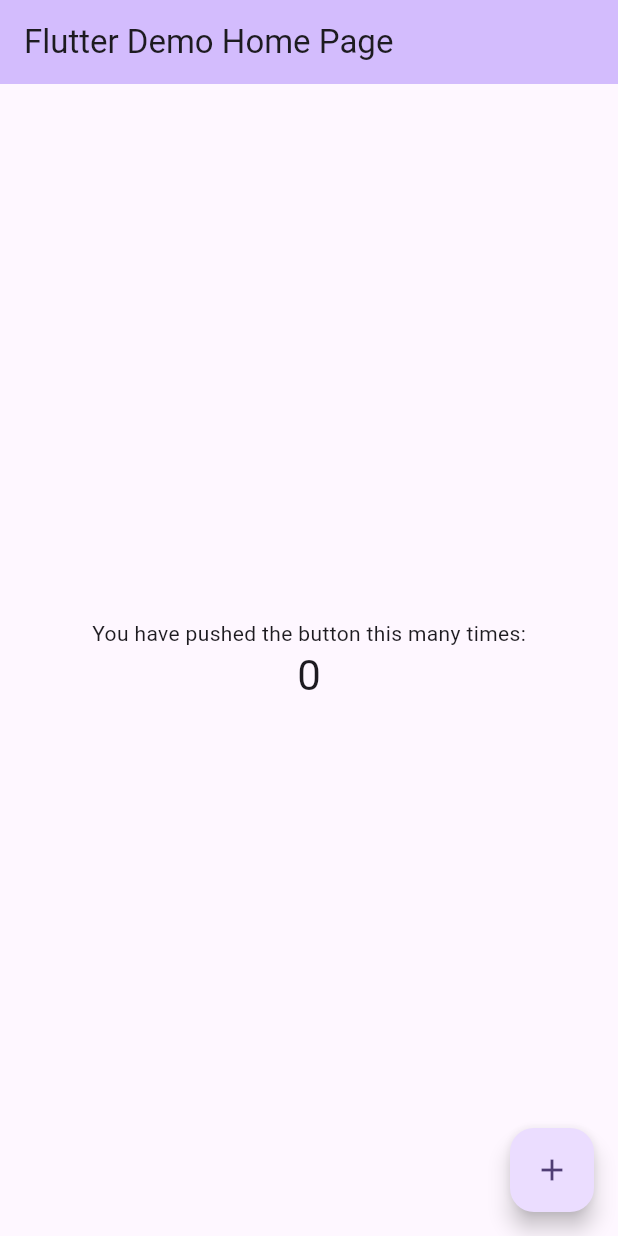
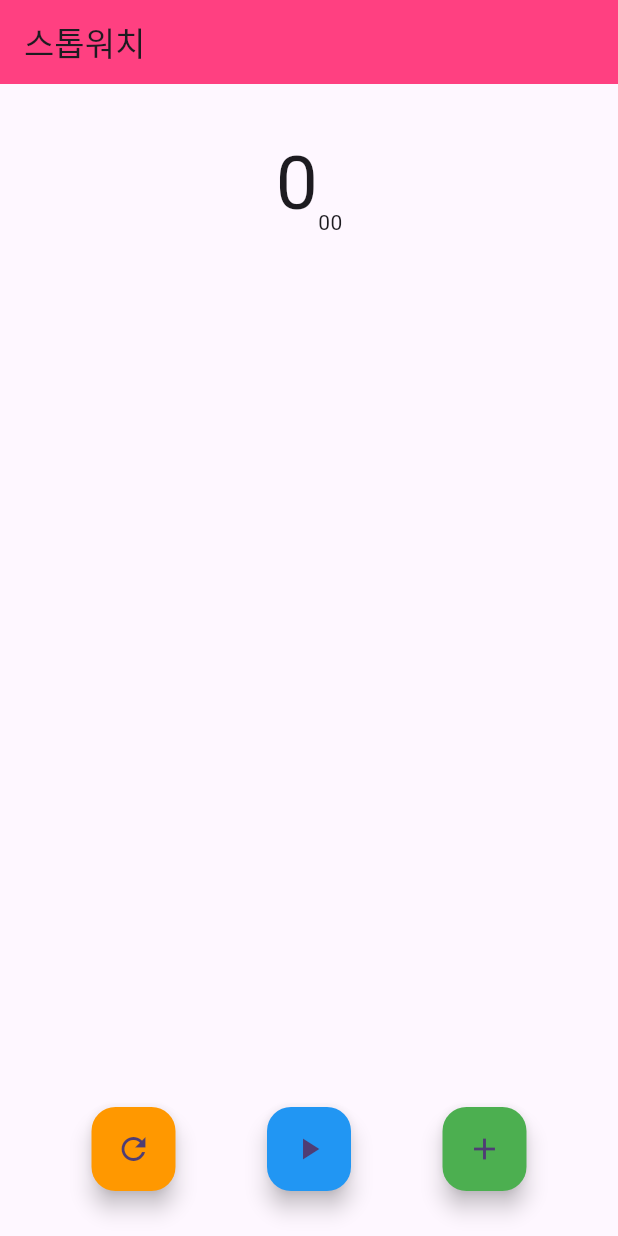
Before and after one commit to tawans/SesacFlutterProject, a Flutter app: the screen it shows after launch, on a phone screen of 412 x 824 dp. Run offline on Flutter 3.47's test engine with Material 2 defaults, Android fonts, the phone set to English and light mode, and no system bars; our stand-ins replace shared_preferences.

Commit message:
:sparkles: StopWatch Add

```diff
--- a/stop_watch/lib/main.dart
+++ b/stop_watch/lib/main.dart
@@ -1,4 +1,7 @@
+import 'dart:async';
+
 import 'package:flutter/material.dart';
+import 'package:stop_watch/stop_watch_screen.dart';
 
 void main() {
   runApp(const MyApp());
@@ -13,113 +16,10 @@ class MyApp extends StatelessWidget {
     return MaterialApp(
       title: 'Flutter Demo',
       theme: ThemeData(
-        // This is the theme of your application.
-        //
-        // TRY THIS: Try running your application with "flutter run". You'll see
-        // the application has a blue toolbar. Then, without quitting the app,
-        // try changing the seedColor in the colorScheme below to Colors.green
-        // and then invoke "hot reload" (save your changes or press the "hot
-        // reload" button in a Flutter-supported IDE, or press "r" if you used
-        // the command line to start the app).
-        //
-        // Notice that the counter didn't reset back to zero; the application
-        // state is not lost during the reload. To reset the state, use hot
-        // restart instead.
-        //
-        // This works for code too, not just values: Most code changes can be
-        // tested with just a hot reload.
         colorScheme: ColorScheme.fromSeed(seedColor: Colors.deepPurple),
         useMaterial3: true,
       ),
-      home: const MyHomePage(title: 'Flutter Demo Home Page'),
+      home: const StopWatchScreen(),
     );
   }
 }
-
-class MyHomePage extends StatefulWidget {
-  const MyHomePage({super.key, required this.title});
-
-  // This widget is the home page of your application. It is stateful, meaning
-  // that it has a State object (defined below) that contains fields that affect
-  // how it looks.
-
-  // This class is the configuration for the state. It holds the values (in this
-  // case the title) provided by the parent (in this case the App widget) and
-  // used by the build method of the State. Fields in a Widget subclass are
-  // always marked "final".
-
-  final String title;
-
-  @override
-  State<MyHomePage> createState() => _MyHomePageState();
-}
-
-class _MyHomePageState extends State<MyHomePage> {
-  int _counter = 0;
-
-  void _incrementCounter() {
-    setState(() {
-      // This call to setState tells the Flutter framework that something has
-      // changed in this State, which causes it to rerun the build method below
-      // so that the display can reflect the updated values. If we changed
-      // _counter without calling setState(), then the build method would not be
-      // called again, and so nothing would appear to happen.
-      _counter++;
-    });
-  }
-
-  @override
-  Widget build(BuildContext context) {
-    // This method is rerun every time setState is called, for instance as done
-    // by the _incrementCounter method above.
-    //
-    // The Flutter framework has been optimized to make rerunning build methods
-    // fast, so that you can just rebuild anything that needs updating rather
-    // than having to individually change instances of widgets.
-    return Scaffold(
-      appBar: AppBar(
-        // TRY THIS: Try changing the color here to a specific color (to
-        // Colors.amber, perhaps?) and trigger a hot reload to see the AppBar
-        // change color while the other colors stay the same.
-        backgroundColor: Theme.of(context).colorScheme.inversePrimary,
-        // Here we take the value from the MyHomePage object that was created by
-        // the App.build method, and use it to set our appbar title.
-        title: Text(widget.title),
-      ),
-      body: Center(
-        // Center is a layout widget. It takes a single child and positions it
-        // in the middle of the parent.
-        child: Column(
-          // Column is also a layout widget. It takes a list of children and
-          // arranges them vertically. By default, it sizes itself to fit its
-          // children horizontally, and tries to be as tall as its parent.
-          //
-          // Column has various properties to control how it sizes itself and
-          // how it positions its children. Here we use mainAxisAlignment to
-          // center the children vertically; the main axis here is the vertical
-          // axis because Columns are vertical (the cross axis would be
-          // horizontal).
-          //
-          // TRY THIS: Invoke "debug painting" (choose the "Toggle Debug Paint"
-          // action in the IDE, or press "p" in the console), to see the
-          // wireframe for each widget.
-          mainAxisAlignment: MainAxisAlignment.center,
-          children: <Widget>[
-            const Text(
-              'You have pushed the button this many times:',
-            ),
-            Text(
-              '$_counter',
-              style: Theme.of(context).textTheme.headlineMedium,
-            ),
-          ],
-        ),
-      ),
-      floatingActionButton: FloatingActionButton(
-        onPressed: _incrementCounter,
-        tooltip: 'Increment',
-        child: const Icon(Icons.add),
-      ), // This trailing comma makes auto-formatting nicer for build methods.
-    );
-  }
-}
--- /dev/null
+++ b/stop_watch/lib/stop_watch_screen.dart
@@ -0,0 +1,132 @@
+import 'dart:async';
+
+import 'package:flutter/material.dart';
+
+class StopWatchScreen extends StatefulWidget {
+  const StopWatchScreen({super.key});
+
+  @override
+  State<StopWatchScreen> createState() => _StopWatchScreenState();
+}
+
+class _StopWatchScreenState extends State<StopWatchScreen> {
+  Timer? _timer;
+
+  int _time = 0;
+  bool _isRunning = false;
+
+  final List<String> _labTimes = [];
+
+  void _clickButton() {
+    _isRunning = !_isRunning;
+
+    if (_isRunning) {
+      _start();
+    } else {
+      _pause();
+    }
+  }
+
+  void _start() {
+    _timer = Timer.periodic(const Duration(milliseconds: 10), (timer) {
+      setState(() {
+        _time++;
+      });
+    });
+  }
+
+  void _pause() {
+    _timer?.cancel();
+  }
+
+  void _reset() {
+    _isRunning = false;
+    _timer?.cancel();
+    _labTimes.clear();
+    _time = 0;
+  }
+
+  void _recordLapTime(String time) {
+    _labTimes.insert(0, '${_labTimes.length + 1}등 $time');
+  }
+
+  @override
+  void dispose() {
+    _timer?.cancel();
+    super.dispose();
+  }
+
+  @override
+  Widget build(BuildContext context) {
+    int sec = _time ~/ 100;
+    String hundredth = '${_time % 100}'.padLeft(2, '0');
+
+    return Scaffold(
+      appBar: AppBar(
+        title: const Text('스톱워치'),
+        backgroundColor: Colors.pinkAccent,
+      ),
+      body: Column(
+        children: [
+          const SizedBox(height: 30),
+          Row(
+            mainAxisAlignment: MainAxisAlignment.center,
+            crossAxisAlignment: CrossAxisAlignment.end,
+            children: [
+              Text(
+                '$sec',
+                style: const TextStyle(fontSize: 50),
+              ),
+              Text(
+                hundredth,
+              ),
+            ],
+          ),
+          SizedBox(
+            width: 100,
+            height: 200,
+            child: ListView(
+              children: _labTimes.map((time) => Text(time)).toList(),
+            ),
+          ),
+          const Spacer(),
+          Row(
+            mainAxisAlignment: MainAxisAlignment.spaceEvenly,
+            children: [
+              FloatingActionButton(
+                backgroundColor: Colors.orange,
+                onPressed: () {
+                  setState(() {
+                    _reset();
+                  });
+                },
+                child: const Icon(Icons.refresh),
+              ),
+              FloatingActionButton(
+                backgroundColor: Colors.blue,
+                onPressed: () {
+                  setState(() {
+                    _clickButton();
+                  });
+                },
+                child: _isRunning
+                    ? const Icon(Icons.pause)
+                    : const Icon(Icons.play_arrow),
+              ),
+              FloatingActionButton(
+                backgroundColor: Colors.green,
+                onPressed: () {
+                  setState(() {
+                    _recordLapTime('$sec.$hundredth');
+                  });
+                },
+                child: const Icon(Icons.add),
+              ),
+            ],
+          ),
+          const SizedBox(height: 30),
+        ],
+      ),
+    );
+  }
+}
```
